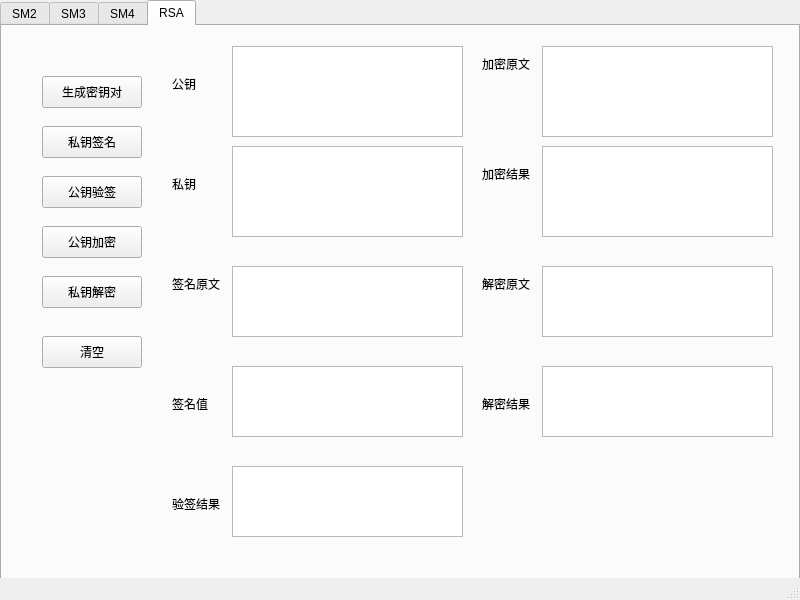
supermanc88/CryptoTool, file mainwindow.ui: the form before one commit.
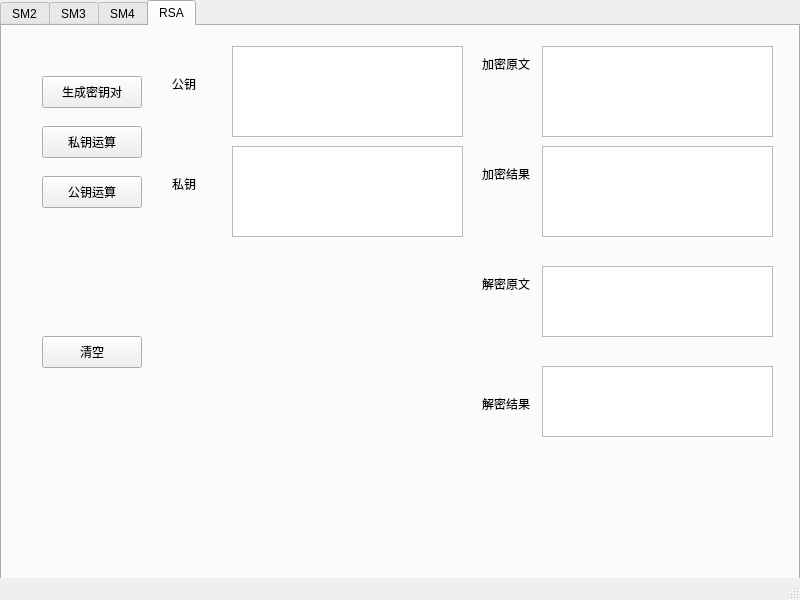
The form after the commit.

Commit message:
添加rsa公钥运算和私钥运算
目前还有点问题，需要解决运算正确性

What changed in the file:
```diff
--- a/mainwindow.ui
+++ b/mainwindow.ui
@@ -707,29 +707,6 @@
      <attribute name="title">
       <string>RSA</string>
      </attribute>
-     <widget class="QTextEdit" name="textEdit_rsa_sign_data">
-      <property name="geometry">
-       <rect>
-        <x>230</x>
-        <y>240</y>
-        <width>231</width>
-        <height>71</height>
-       </rect>
-      </property>
-     </widget>
-     <widget class="QLabel" name="label_21">
-      <property name="geometry">
-       <rect>
-        <x>170</x>
-        <y>370</y>
-        <width>58</width>
-        <height>16</height>
-       </rect>
-      </property>
-      <property name="text">
-       <string>签名值</string>
-      </property>
-     </widget>
      <widget class="QLabel" name="label_22">
       <property name="geometry">
        <rect>
@@ -782,20 +759,7 @@
        <string>加密结果</string>
       </property>
      </widget>
-     <widget class="QLabel" name="label_26">
-      <property name="geometry">
-       <rect>
-        <x>170</x>
-        <y>470</y>
-        <width>58</width>
-        <height>16</height>
-       </rect>
-      </property>
-      <property name="text">
-       <string>验签结果</string>
-      </property>
-     </widget>
-     <widget class="QPushButton" name="pushButton_rsa_pubkey_verify">
+     <widget class="QPushButton" name="pushButton_rsa_pubkey_operation">
       <property name="geometry">
        <rect>
         <x>40</x>
@@ -805,7 +769,7 @@
        </rect>
       </property>
       <property name="text">
-       <string>公钥验签</string>
+       <string>公钥运算</string>
       </property>
      </widget>
      <widget class="QPushButton" name="pushButton_rsa_tab_clear">
@@ -821,16 +785,6 @@
        <string>清空</string>
       </property>
      </widget>
-     <widget class="QTextEdit" name="textEdit_rsa_verify_result">
-      <property name="geometry">
-       <rect>
-        <x>230</x>
-        <y>440</y>
-        <width>231</width>
-        <height>71</height>
-       </rect>
-      </property>
-     </widget>
      <widget class="QTextEdit" name="textEdit_rsa_prikey">
       <property name="geometry">
        <rect>
@@ -851,29 +805,6 @@
        </rect>
       </property>
      </widget>
-     <widget class="QPushButton" name="pushButton_rsa_prikey_decrypt">
-      <property name="geometry">
-       <rect>
-        <x>40</x>
-        <y>250</y>
-        <width>100</width>
-        <height>32</height>
-       </rect>
-      </property>
-      <property name="text">
-       <string>私钥解密</string>
-      </property>
-     </widget>
-     <widget class="QTextEdit" name="textEdit_rsa_sign_value">
-      <property name="geometry">
-       <rect>
-        <x>230</x>
-        <y>340</y>
-        <width>231</width>
-        <height>71</height>
-       </rect>
-      </property>
-     </widget>
      <widget class="QTextEdit" name="textEdit_rsa_decrypt_plain">
       <property name="geometry">
        <rect>
@@ -884,19 +815,6 @@
        </rect>
       </property>
      </widget>
-     <widget class="QLabel" name="label_27">
-      <property name="geometry">
-       <rect>
-        <x>170</x>
-        <y>250</y>
-        <width>58</width>
-        <height>16</height>
-       </rect>
-      </property>
-      <property name="text">
-       <string>签名原文</string>
-      </property>
-     </widget>
      <widget class="QTextEdit" name="textEdit_rsa_encrypt_plain">
       <property name="geometry">
        <rect>
@@ -930,20 +848,7 @@
        </rect>
       </property>
       <property name="text">
-       <string>私钥签名</string>
-      </property>
-     </widget>
-     <widget class="QPushButton" name="pushButton_rsa_pubkey_encrypt">
-      <property name="geometry">
-       <rect>
-        <x>40</x>
-        <y>200</y>
-        <width>100</width>
-        <height>32</height>
-       </rect>
-      </property>
-      <property name="text">
-       <string>公钥加密</string>
+       <string>私钥运算</string>
       </property>
      </widget>
      <widget class="QTextEdit" name="textEdit_rsa_pubkey">
```
Left out of the diff: 2 changed lines with no effect on the pictures. The commit also changes 2 other files.
